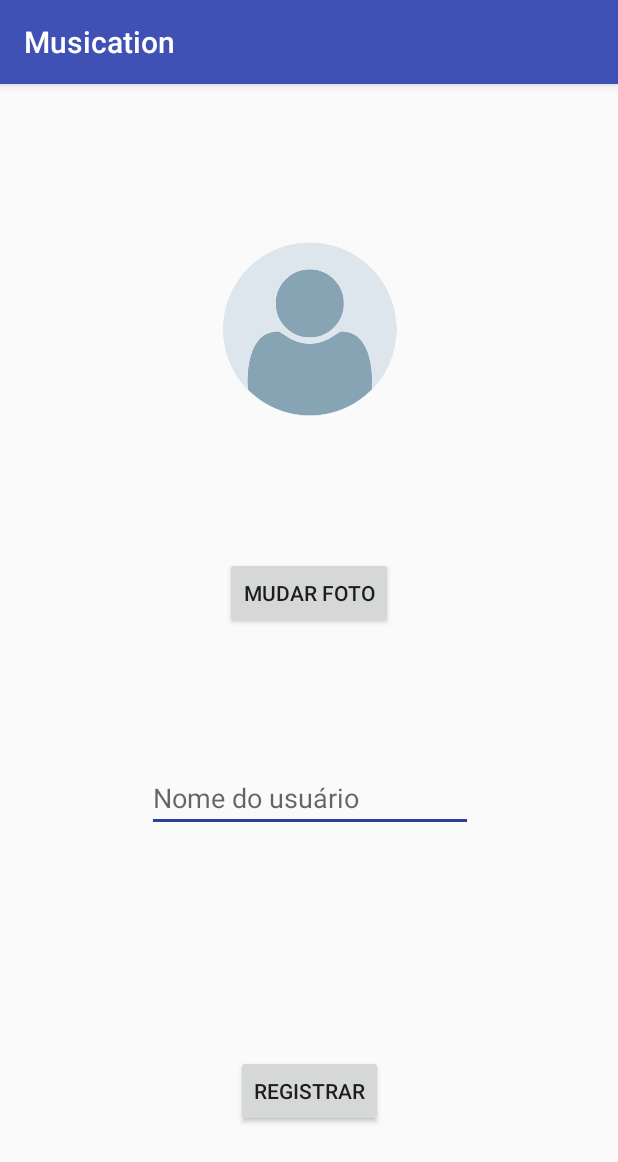
After one commit to BrenoUSP/MusicApp, an Android app: the RegisterActivity screen opened directly, with no data from a screen before it, on a phone screen of 412 x 824 dp. The commit adds this screen. Shown: the top 1162 px of the screen. Run offline under Robolectric (Android 15) with nearby library versions, the phone set to English and light mode, and no system bars.

Commit message:
Teste de usar imagem do celular no ImageView.

```diff
--- a/Software/Musication/app/src/main/AndroidManifest.xml
+++ b/Software/Musication/app/src/main/AndroidManifest.xml
@@ -1,6 +1,10 @@
 <?xml version="1.0" encoding="utf-8"?>
 <manifest xmlns:android="http://schemas.android.com/apk/res/android"
     package="efestus.musication">
+
+    <uses-permission android:name="android.permission.READ_EXTERNAL_STORAGE" />
+    <uses-permission android:name="android.permission.WRITE_EXTERNAL_STORAGE" />
+    <uses-permission android:name="android.permission.CAMERA" />
 
     <application
         android:allowBackup="true"
@@ -31,7 +35,8 @@
             </intent-filter>
         </activity>
         <activity android:name=".lvl2_notmus_1" />
-        <activity android:name=".lvl2_notmus_2"></activity>
+        <activity android:name=".lvl2_notmus_2" />
+        <activity android:name=".RegisterActivity"></activity>
     </application>
 
 </manifest>
--- a/Software/Musication/app/src/main/java/efestus/musication/LoginActivity.java
+++ b/Software/Musication/app/src/main/java/efestus/musication/LoginActivity.java
@@ -49,6 +49,20 @@ public class LoginActivity extends AppCompatActivity {
             }
         });
 
+        Button but2 = (Button) findViewById(R.id.button2);
+        but2.setOnClickListener(new View.OnClickListener() {
+            @Override
+            public void onClick(View view) {
+                /*Snackbar.make(view, "Replace with your own action", Snackbar.LENGTH_LONG)
+                        .setAction("Action", null).show();*/
+                Toast toast = Toast.makeText(getApplicationContext(), "Registar perfil", Toast.LENGTH_LONG);
+                toast.show();
+
+                Intent intent = new Intent(LoginActivity.this, RegisterActivity.class);
+                startActivity(intent);
+            }
+        });
+
     }
 
     @Override
--- /dev/null
+++ b/Software/Musication/app/src/main/java/efestus/musication/RegisterActivity.java
@@ -0,0 +1,55 @@
+package efestus.musication;
+
+import android.content.Intent;
+import android.graphics.Bitmap;
+import android.net.Uri;
+import android.provider.MediaStore;
+import android.support.v7.app.AppCompatActivity;
+import android.os.Bundle;
+import android.view.View;
+import android.widget.Button;
+import android.widget.ImageView;
+import android.widget.Toast;
+
+import java.io.IOException;
+
+public class RegisterActivity extends AppCompatActivity {
+
+    ImageView imageView;
+
+    private int REQUEST_CODE = 1;
+
+    @Override
+    protected void onCreate(Bundle savedInstanceState) {
+        super.onCreate(savedInstanceState);
+        setContentView(R.layout.activity_register);
+
+        imageView = (ImageView) findViewById(R.id.imageView);
+
+        Button but = (Button) findViewById(R.id.button1);
+        but.setOnClickListener(new View.OnClickListener() {
+            @Override
+            public void onClick(View view) {
+                Intent intent = new Intent();
+                intent.setType("image/*");
+                intent.setAction(intent.ACTION_GET_CONTENT);
+                startActivityForResult(Intent.createChooser(intent, "Selecione a foto"), REQUEST_CODE);
+            }
+        });
+    }
+
+    @Override
+    protected void onActivityResult(int requestCode, int resultCode, Intent data){
+        super.onActivityResult(requestCode, resultCode, data);
+
+        if (requestCode == REQUEST_CODE && resultCode == RESULT_OK && data != null && data.getData() != null){
+            Uri uri = data.getData();
+            try {
+                Bitmap bitmap = MediaStore.Images.Media.getBitmap(getContentResolver(), uri);
+                imageView.setImageBitmap(bitmap);
+            } catch (IOException e){
+                e.printStackTrace();
+            }
+        }
+    }
+}
--- /dev/null
+++ b/Software/Musication/app/src/main/res/layout/activity_register.xml
@@ -0,0 +1,81 @@
+<?xml version="1.0" encoding="utf-8"?>
+<android.support.constraint.ConstraintLayout xmlns:android="http://schemas.android.com/apk/res/android"
+    xmlns:app="http://schemas.android.com/apk/res-auto"
+    xmlns:tools="http://schemas.android.com/tools"
+    android:layout_width="match_parent"
+    android:layout_height="match_parent"
+    tools:context=".RegisterActivity">
+
+    <EditText
+        android:id="@+id/editText"
+        android:layout_width="217dp"
+        android:layout_height="wrap_content"
+        android:layout_marginBottom="8dp"
+        android:layout_marginEnd="8dp"
+        android:layout_marginLeft="8dp"
+        android:layout_marginRight="8dp"
+        android:layout_marginStart="8dp"
+        android:layout_marginTop="8dp"
+        android:ems="10"
+        android:hint="Nome do usuário"
+        android:inputType="textPersonName"
+        app:layout_constraintBottom_toBottomOf="parent"
+        app:layout_constraintEnd_toEndOf="parent"
+        app:layout_constraintHorizontal_bias="0.503"
+        app:layout_constraintStart_toStartOf="parent"
+        app:layout_constraintTop_toTopOf="parent"
+        app:layout_constraintVertical_bias="0.63" />
+
+    <Button
+        android:id="@+id/button1"
+        android:layout_width="wrap_content"
+        android:layout_height="wrap_content"
+        android:layout_marginBottom="8dp"
+        android:layout_marginEnd="8dp"
+        android:layout_marginLeft="8dp"
+        android:layout_marginRight="8dp"
+        android:layout_marginStart="8dp"
+        android:layout_marginTop="16dp"
+        android:text="Mudar foto"
+        app:layout_constraintBottom_toBottomOf="parent"
+        app:layout_constraintEnd_toEndOf="parent"
+        app:layout_constraintHorizontal_bias="0.501"
+        app:layout_constraintStart_toStartOf="parent"
+        app:layout_constraintTop_toTopOf="parent"
+        app:layout_constraintVertical_bias="0.43" />
+
+    <ImageView
+        android:id="@+id/imageView"
+        android:layout_width="135dp"
+        android:layout_height="116dp"
+        android:layout_marginBottom="8dp"
+        android:layout_marginEnd="8dp"
+        android:layout_marginLeft="8dp"
+        android:layout_marginRight="8dp"
+        android:layout_marginStart="8dp"
+        android:layout_marginTop="8dp"
+        app:layout_constraintBottom_toBottomOf="parent"
+        app:layout_constraintEnd_toEndOf="parent"
+        app:layout_constraintHorizontal_bias="0.502"
+        app:layout_constraintStart_toStartOf="parent"
+        app:layout_constraintTop_toTopOf="parent"
+        app:layout_constraintVertical_bias="0.153"
+        app:srcCompat="@drawable/user_default" />
+
+    <Button
+        android:id="@+id/button2"
+        android:layout_width="wrap_content"
+        android:layout_height="wrap_content"
+        android:layout_marginBottom="8dp"
+        android:layout_marginEnd="8dp"
+        android:layout_marginLeft="8dp"
+        android:layout_marginRight="8dp"
+        android:layout_marginStart="8dp"
+        android:layout_marginTop="8dp"
+        android:text="Registrar"
+        app:layout_constraintBottom_toBottomOf="parent"
+        app:layout_constraintEnd_toEndOf="parent"
+        app:layout_constraintStart_toStartOf="parent"
+        app:layout_constraintTop_toTopOf="parent"
+        app:layout_constraintVertical_bias="0.908" />
+</android.support.constraint.ConstraintLayout>
```
